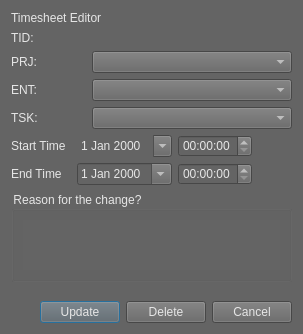
This is Python/Utilities/time_lord/ui/time_lord_edit_timesheet.ui in SleepDeprivedVFX/t_sheets_listener as Qt 5 draws it before an edit. The edited form follows.
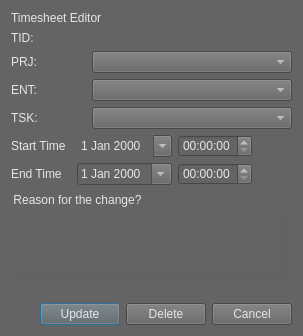
This is the edited form.

Commit message: Upgraded the editor ui to PySide2

Diff of the .ui file:
```diff
--- a/Python/Utilities/time_lord/ui/time_lord_edit_timesheet.ui
+++ b/Python/Utilities/time_lord/ui/time_lord_edit_timesheet.ui
@@ -7,7 +7,7 @@
     <x>0</x>
     <y>0</y>
     <width>303</width>
-    <height>334</height>
+    <height>336</height>
    </rect>
   </property>
   <property name="windowTitle">
```
The commit also changes 1 other file.
